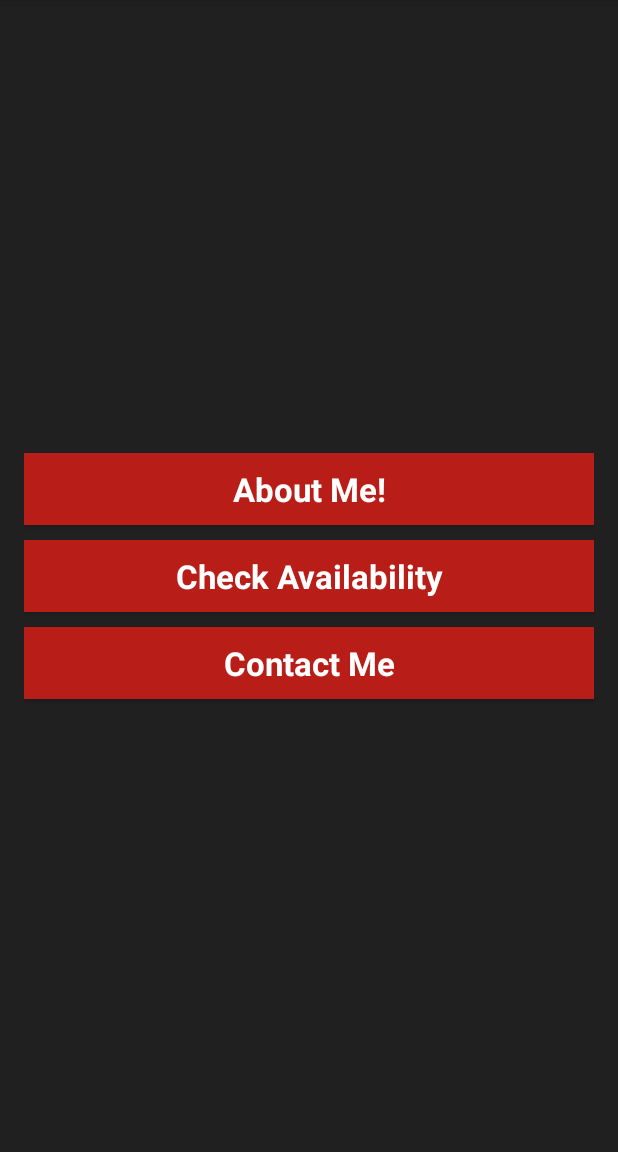
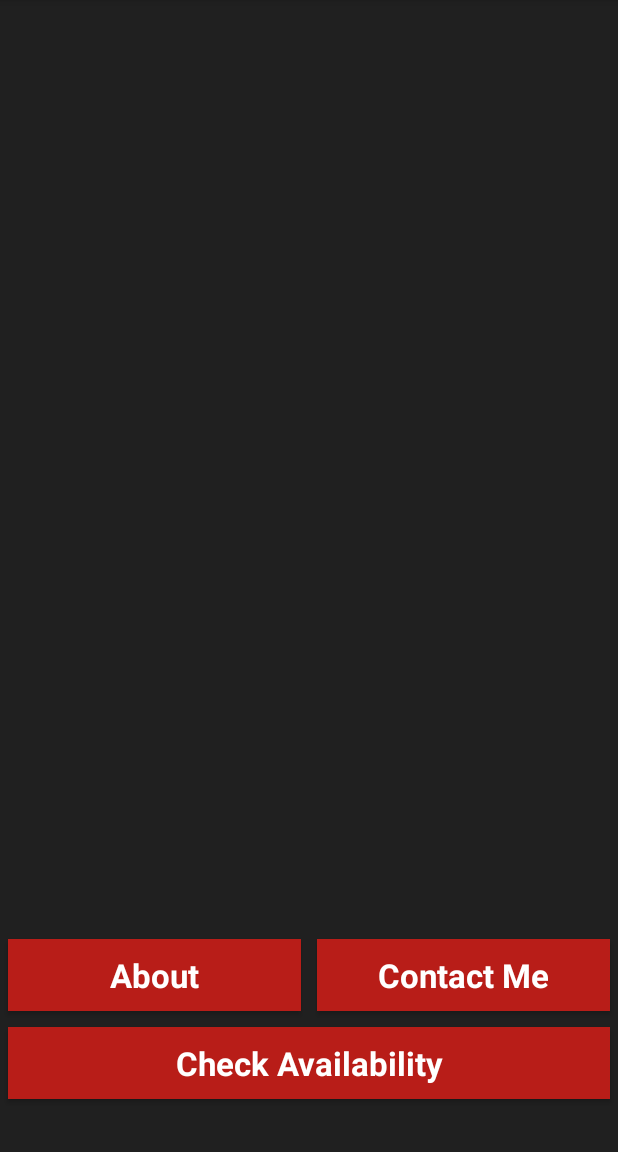
Before and after one commit to guneshpatil/GanrajAstrology, an Android app: the screen it shows after launch (MainActivity), on a phone screen of 412 x 824 dp, the part 84-1236 px from its top. Run offline under Robolectric (Android 15) with nearby library versions, the phone set to English and light mode, and no system bars; 1 statement that could not run was skipped.

Commit message:
landing screen buttons changed to TableLayout

```diff
--- a/app/src/main/res/layout/fragment_about.xml
+++ b/app/src/main/res/layout/fragment_about.xml
@@ -9,10 +9,6 @@
     xmlns:tools="http://schemas.android.com/tools"
     android:layout_width="match_parent"
     android:layout_height="match_parent"
-    android:paddingLeft="@dimen/activity_horizontal_margin"
-    android:paddingRight="@dimen/activity_horizontal_margin"
-    android:paddingTop="@dimen/activity_vertical_margin"
-    android:paddingBottom="@dimen/activity_vertical_margin"
     android:background="#253939"
     tools:context="business.forscherlabs.ganrajastrology.AboutActivity$PlaceholderFragment">
 
--- a/app/src/main/res/layout/fragment_main.xml
+++ b/app/src/main/res/layout/fragment_main.xml
@@ -3,52 +3,72 @@
     android:orientation="vertical"
     android:layout_width="match_parent"
     android:layout_height="match_parent"
-    android:paddingLeft="@dimen/activity_horizontal_margin"
-    android:paddingRight="@dimen/activity_horizontal_margin"
-    android:paddingTop="@dimen/activity_vertical_margin"
-    android:paddingBottom="@dimen/activity_vertical_margin"
     tools:context=".MainActivity$PlaceholderFragment"
-    android:gravity="center"
+    android:paddingBottom="30sp"
+    android:gravity="bottom"
     android:layout_gravity="center"
     android:background="#202020">
 
+
+    <TableLayout
+        android:layout_width="match_parent"
+        android:layout_height="wrap_content"
+        android:layout_gravity="center_horizontal"
+        android:stretchColumns="*">
+
+    <TableRow
+        android:layout_height="match_parent"
+        android:layout_width="match_parent"
+        android:minHeight="@dimen/abc_action_bar_default_height">
+
         <Button
-        android:text="About Me!"
+            android:text="About"
             android:id="@+id/btn_about"
             android:clickable="true"
-        android:layout_width="match_parent"
-        android:layout_height="wrap_content"
+            android:layout_width="0dp"
+            android:layout_height="match_parent"
+            android:layout_margin="5sp"
             android:gravity="center"
             android:textAppearance="@style/label_text"
-        style="@style/btn_background"/>
-
-    <TextView
-        android:layout_width="match_parent"
-        android:layout_height="10dp" />
+            style="@style/btn_background"
+            android:layout_column="0"/>
 
         <Button
+            android:layout_width="0dp"
+            android:layout_height="match_parent"
+            android:layout_margin="5sp"
+            android:clickable="true"
+            android:text="Contact Me"
+            android:id="@+id/tv_ContactMe"
+            android:gravity="center"
+            android:textAppearance="@style/label_text"
+            style="@style/btn_background"
+            android:layout_column="1"/>
+
+        </TableRow>
+        <TableRow
             android:layout_width="match_parent"
-        android:layout_height="wrap_content"
+            android:layout_height="match_parent"
+            android:minHeight="@dimen/abc_action_bar_default_height"
+            android:layout_gravity="center"
+            android:gravity="center">
+
+            <Button
+                android:layout_width="0dp"
+                android:layout_height="match_parent"
+                android:layout_margin="5sp"
                 android:clickable="true"
                 android:text="Check Availability"
                 android:id="@+id/tv_CheckAvailability"
                 android:gravity="center"
                 android:textAppearance="@style/label_text"
-        style="@style/btn_background"/>
+                android:layout_weight="1"
+                style="@style/btn_background"
+                android:layout_column="0"
+                android:layout_span="1"/>
 
-    <TextView
-        android:layout_width="match_parent"
-        android:layout_height="10dp" />
+        </TableRow>
 
-    <Button
-        android:layout_width="match_parent"
-        android:layout_height="wrap_content"
-        android:clickable="true"
-        android:text="Contact Me"
-        android:id="@+id/tv_ContactMe"
-        android:gravity="center"
-        android:textAppearance="@style/label_text"
-        style="@style/btn_background"/>
-
+    </TableLayout>
 
 </LinearLayout>
```
Lines whose indentation alone changed are shown as unchanged.
